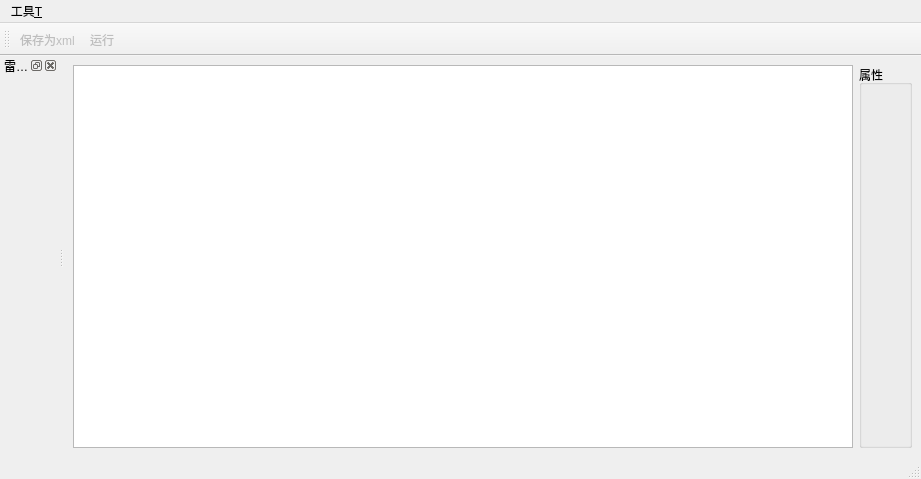
This is prototype_v0906/RadarPrototype/mainwindow_radar.ui in Tangzixia/Digital-Prototype as Qt 5 draws it before an edit. The edited form follows.
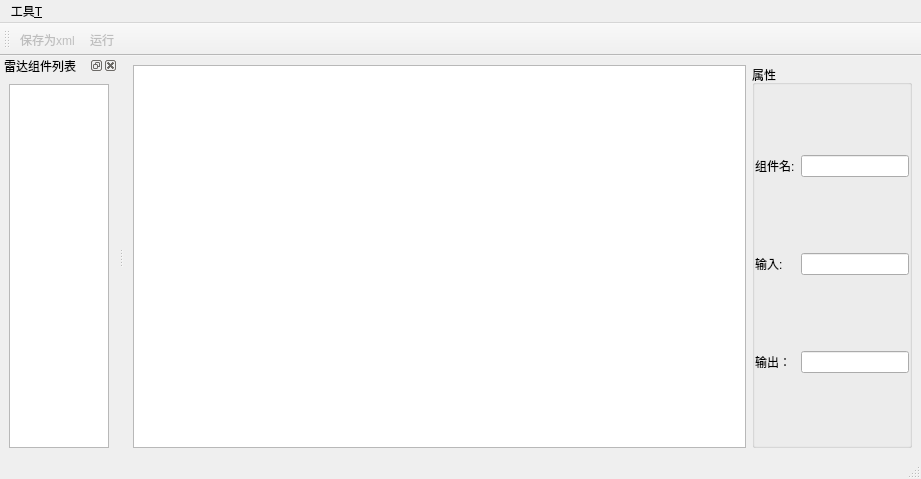
This is the edited form. Icons and pictures are not drawn. Custom widgets are drawn as their Qt base class.

```diff
--- a/prototype_v0906/RadarPrototype/mainwindow_radar.ui
+++ b/prototype_v0906/RadarPrototype/mainwindow_radar.ui
@@ -20,16 +20,144 @@
    <layout class="QHBoxLayout" name="horizontalLayout">
     <item>
      <widget class="QGraphicsView" name="graphicsView">
+      <property name="styleSheet">
+       <string notr="true"/>
+      </property>
       <property name="frameShadow">
        <enum>QFrame::Plain</enum>
       </property>
+      <property name="sizeAdjustPolicy">
+       <enum>QAbstractScrollArea::AdjustToContents</enum>
+      </property>
+      <property name="backgroundBrush">
+       <brush brushstyle="NoBrush">
+        <color alpha="255">
+         <red>0</red>
+         <green>0</green>
+         <blue>0</blue>
+        </color>
+       </brush>
+      </property>
      </widget>
     </item>
     <item>
      <widget class="QGroupBox" name="groupBox">
+      <property name="sizePolicy">
+       <sizepolicy hsizetype="Minimum" vsizetype="Minimum">
+        <horstretch>0</horstretch>
+        <verstretch>0</verstretch>
+       </sizepolicy>
+      </property>
       <property name="title">
        <string>属性</string>
       </property>
+      <property name="flat">
+       <bool>false</bool>
+      </property>
+      <property name="checkable">
+       <bool>false</bool>
+      </property>
+      <layout class="QVBoxLayout" name="verticalLayout">
+       <property name="sizeConstraint">
+        <enum>QLayout::SetMinimumSize</enum>
+       </property>
+       <property name="leftMargin">
+        <number>0</number>
+       </property>
+       <property name="topMargin">
+        <number>0</number>
+       </property>
+       <property name="rightMargin">
+        <number>0</number>
+       </property>
+       <property name="bottomMargin">
+        <number>0</number>
+       </property>
+       <item>
+        <layout class="QHBoxLayout" name="horizontalLayout_2">
+         <property name="sizeConstraint">
+          <enum>QLayout::SetMinimumSize</enum>
+         </property>
+         <item>
+          <widget class="QLabel" name="label_name">
+           <property name="text">
+            <string>组件名:</string>
+           </property>
+          </widget>
+         </item>
+         <item>
+          <widget class="QLineEdit" name="lineEdit_CompName">
+           <property name="enabled">
+            <bool>true</bool>
+           </property>
+           <property name="sizePolicy">
+            <sizepolicy hsizetype="Minimum" vsizetype="Fixed">
+             <horstretch>0</horstretch>
+             <verstretch>0</verstretch>
+            </sizepolicy>
+           </property>
+           <property name="readOnly">
+            <bool>true</bool>
+           </property>
+          </widget>
+         </item>
+        </layout>
+       </item>
+       <item>
+        <layout class="QHBoxLayout" name="horizontalLayout_3">
+         <property name="sizeConstraint">
+          <enum>QLayout::SetMinimumSize</enum>
+         </property>
+         <item>
+          <widget class="QLabel" name="label_input">
+           <property name="text">
+            <string>输入:</string>
+           </property>
+          </widget>
+         </item>
+         <item>
+          <widget class="QLineEdit" name="lineEdit_CompInput">
+           <property name="sizePolicy">
+            <sizepolicy hsizetype="Minimum" vsizetype="Fixed">
+             <horstretch>0</horstretch>
+             <verstretch>0</verstretch>
+            </sizepolicy>
+           </property>
+           <property name="readOnly">
+            <bool>true</bool>
+           </property>
+          </widget>
+         </item>
+        </layout>
+       </item>
+       <item>
+        <layout class="QHBoxLayout" name="horizontalLayout_4">
+         <property name="sizeConstraint">
+          <enum>QLayout::SetMinimumSize</enum>
+         </property>
+         <item>
+          <widget class="QLabel" name="label_output">
+           <property name="text">
+            <string>输出：</string>
+           </property>
+          </widget>
+         </item>
+         <item>
+          <widget class="QLineEdit" name="lineEdit_CompOutput">
+           <property name="sizePolicy">
+            <sizepolicy hsizetype="Minimum" vsizetype="Fixed">
+             <horstretch>0</horstretch>
+             <verstretch>0</verstretch>
+            </sizepolicy>
+           </property>
+           <property name="readOnly">
+            <bool>true</bool>
+           </property>
+          </widget>
+         </item>
+        </layout>
+       </item>
+      </layout>
      </widget>
     </item>
    </layout>
@@ -59,8 +187,23 @@
    <property name="enabled">
     <bool>true</bool>
    </property>
+   <property name="sizePolicy">
+    <sizepolicy hsizetype="Preferred" vsizetype="Preferred">
+     <horstretch>0</horstretch>
+     <verstretch>0</verstretch>
+    </sizepolicy>
+   </property>
+   <property name="minimumSize">
+    <size>
+     <width>91</width>
+     <height>113</height>
+    </size>
+   </property>
    <property name="autoFillBackground">
-    <bool>true</bool>
+    <bool>false</bool>
+   </property>
+   <property name="styleSheet">
+    <string notr="true"/>
    </property>
    <property name="floating">
     <bool>false</bool>
@@ -77,7 +220,29 @@
    <widget class="QWidget" name="dockWidgetContents">
     <layout class="QGridLayout" name="gridLayout">
      <item row="0" column="0">
-      <widget class="QWidget" name="widget" native="true"/>
+      <widget class="RadarCompDraglistWidget" name="listWidget">
+       <property name="enabled">
+        <bool>true</bool>
+       </property>
+       <property name="sizePolicy">
+        <sizepolicy hsizetype="Preferred" vsizetype="Preferred">
+         <horstretch>0</horstretch>
+         <verstretch>0</verstretch>
+        </sizepolicy>
+       </property>
+       <property name="baseSize">
+        <size>
+         <width>0</width>
+         <height>0</height>
+        </size>
+       </property>
+       <property name="sizeAdjustPolicy">
+        <enum>QAbstractScrollArea::AdjustToContents</enum>
+       </property>
+       <property name="sortingEnabled">
+        <bool>false</bool>
+       </property>
+      </widget>
      </item>
     </layout>
    </widget>
@@ -137,6 +302,13 @@
   </action>
   <zorder>dockCompList</zorder>
  </widget>
+ <customwidgets>
+  <customwidget>
+   <class>RadarCompDraglistWidget</class>
+   <extends>QListWidget</extends>
+   <header>radarcompdraglistwidget.h</header>
+  </customwidget>
+ </customwidgets>
  <resources>
   <include location="../Res/res.qrc"/>
  </resources>
```
